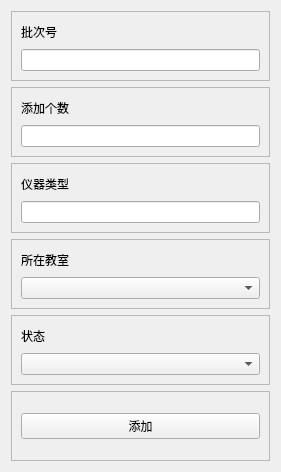
Qt form view/equipmentManage/kaddmanage.ui (JunWang666/LabNexus) before a commit.
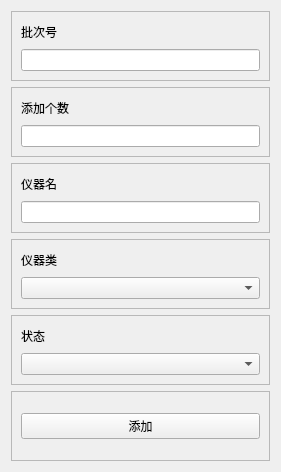
The same form after that commit.

```diff
--- a/view/equipmentManage/kaddmanage.ui
+++ b/view/equipmentManage/kaddmanage.ui
@@ -70,7 +70,7 @@
       <item>
        <widget class="QLabel" name="label_5">
         <property name="text">
-         <string>所在教室</string>
+         <string>仪器类</string>
         </property>
        </widget>
       </item>
@@ -111,7 +111,7 @@
       <item>
        <widget class="QLabel" name="label_4">
         <property name="text">
-         <string>仪器类型</string>
+         <string>仪器名</string>
         </property>
        </widget>
       </item>
```
